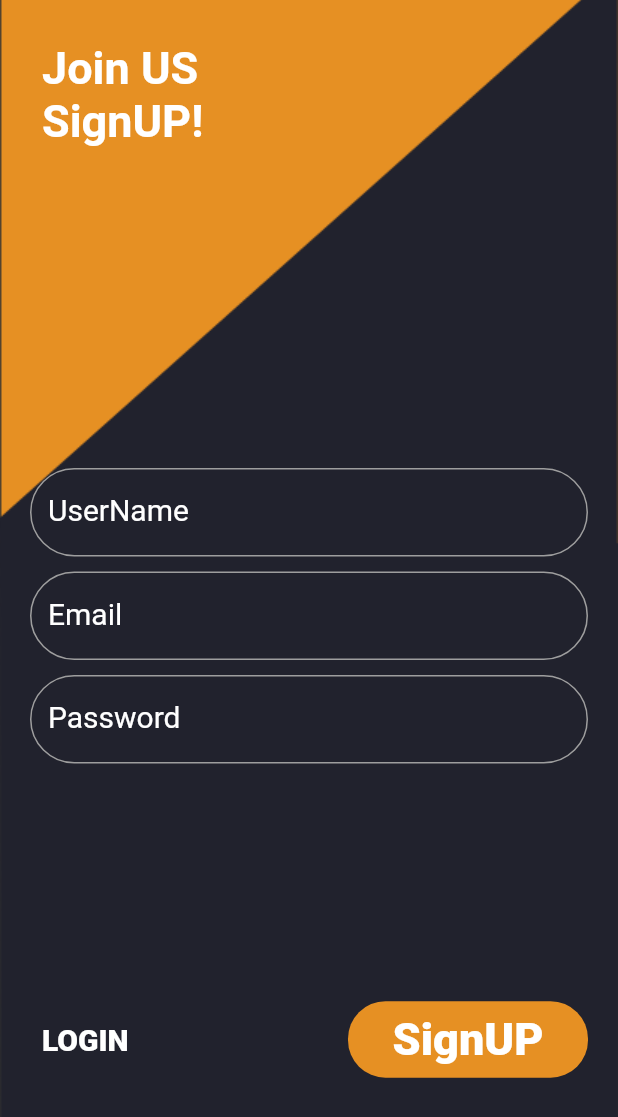
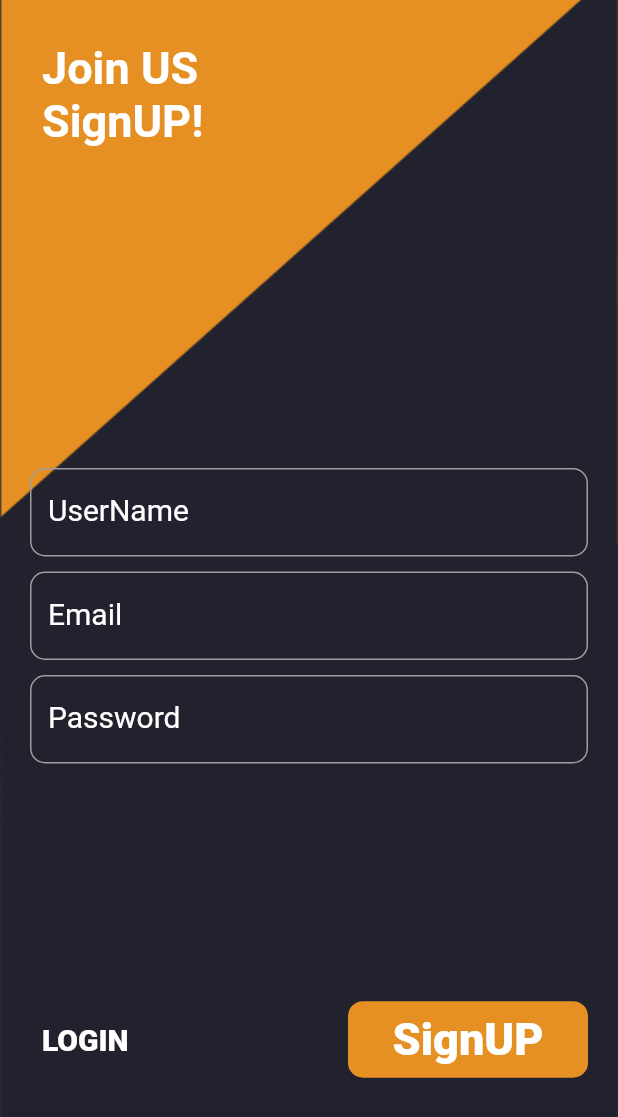
Before and after one commit to ABDO-AR/ar_todo_app, a Flutter app: the SignupScreenRes screen opened by its route, on a phone screen of 412 x 824 dp. Shown: the top 1117 px of the screen. Run offline on Flutter 3.47's test engine with Material 2 defaults, Android fonts, the phone set to English and light mode, and no system bars.

Commit message:
New Style In Login/Signup Screen

```diff
--- a/lib/res/values/constance_class.dart
+++ b/lib/res/values/constance_class.dart
@@ -1,36 +1,43 @@
 import 'package:flutter/material.dart';
 
 class ConstanceClass {
+  /// The Header Massage Style ON Login Screen:
   static final TextStyle welcomeMassageTextStyle = TextStyle().copyWith(
     fontSize: 30.0,
     fontWeight: FontWeight.w700,
     color: Colors.white,
   );
 
+  /// The Login Screen Button Massage In Login & Signup Screen:
   static final TextStyle loginMassageTextStyle = TextStyle().copyWith(
     fontSize: 30.0,
     fontWeight: FontWeight.w900,
     color: Colors.white,
   );
 
+  /// Signup Massage Style In Login Screen
+  /// & Login Massage Style In Signup Screen See The Code To Understand:
   static final TextStyle signupMassageTextStyle = TextStyle().copyWith(
     fontSize: 20.0,
     fontWeight: FontWeight.w900,
     color: Colors.white,
   );
 
+  /// The TextFiled Label Style:
   static final TextStyle textFilledLabelTextStyle = TextStyle().copyWith(
     fontSize: 20.0,
     color: Colors.white,
   );
 
+  /// The Login/Signup Button Border Style:
   static final RoundedRectangleBorder loginButtonShape = RoundedRectangleBorder(
-    borderRadius: BorderRadius.circular(25.0),
+    borderRadius: BorderRadius.circular(10.0),
     side: BorderSide.none,
   );
 
+  /// The Border Function For Signup & Login Screen TextFiled:
   static OutlineInputBorder textFilledBorder(Color color) => OutlineInputBorder(
-        borderRadius: BorderRadius.circular(1000),
+        borderRadius: BorderRadius.circular(10.0),
         borderSide: BorderSide(width: 1.0, color: color),
       );
 }
```
